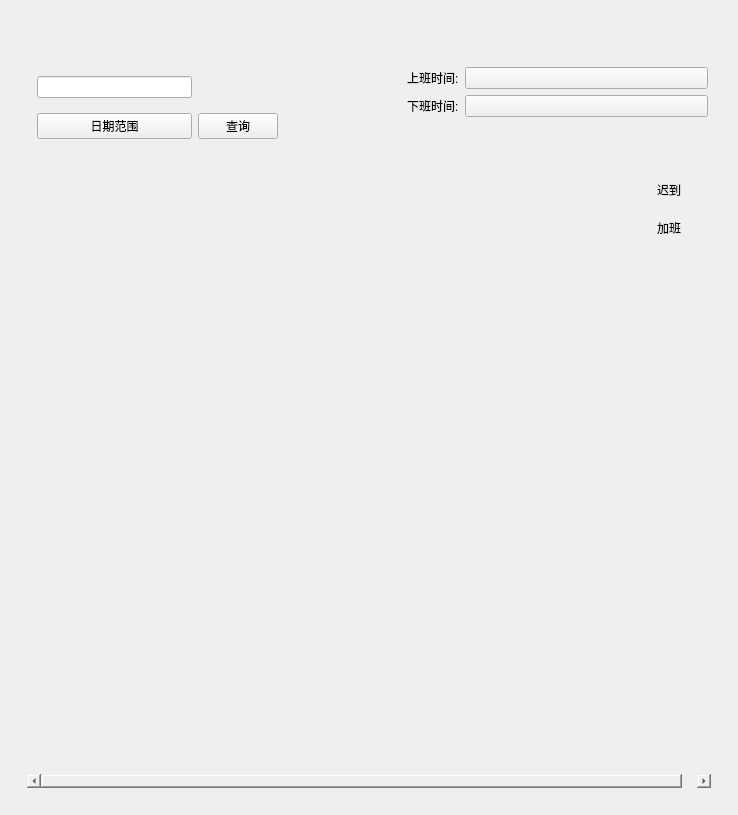
hq22-q/MihiroToolbox, file UI/Ui_attendance.ui: the form before one commit.
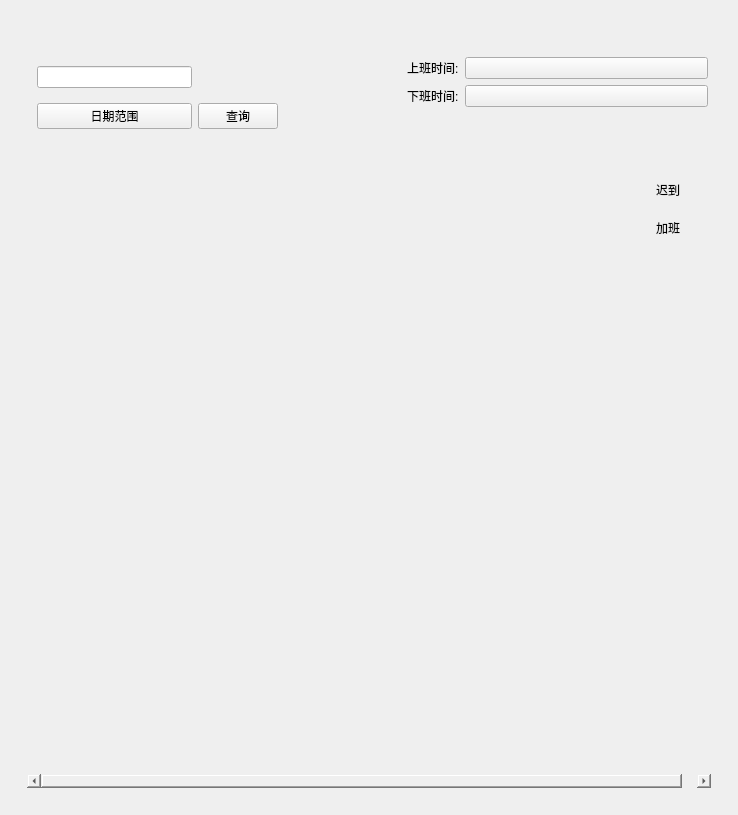
The form after the commit. Custom widgets are drawn as their Qt base class.

```diff
--- a/UI/Ui_attendance.ui
+++ b/UI/Ui_attendance.ui
@@ -43,7 +43,7 @@
         <property name="geometry">
          <rect>
           <x>10</x>
-          <y>10</y>
+          <y>0</y>
           <width>241</width>
           <height>81</height>
          </rect>
@@ -72,7 +72,7 @@
         <property name="geometry">
          <rect>
           <x>380</x>
-          <y>10</y>
+          <y>0</y>
           <width>301</width>
           <height>81</height>
          </rect>
@@ -166,20 +166,20 @@
           <rect>
            <x>610</x>
            <y>0</y>
-           <width>71</width>
+           <width>73</width>
            <height>80</height>
           </rect>
          </property>
          <layout class="QVBoxLayout" name="verticalLayout">
           <item>
-           <widget class="QRadioButton" name="late">
+           <widget class="CheckBox" name="late">
             <property name="text">
              <string>迟到</string>
             </property>
            </widget>
           </item>
           <item>
-           <widget class="QRadioButton" name="workOver">
+           <widget class="CheckBox" name="workOver">
             <property name="text">
              <string>加班</string>
             </property>
@@ -231,6 +231,11 @@
    <extends>QLineEdit</extends>
    <header location="global">qfluentwidgets</header>
   </customwidget>
+  <customwidget>
+   <class>CheckBox</class>
+   <extends>QCheckBox</extends>
+   <header location="global">qfluentwidgets</header>
+  </customwidget>
  </customwidgets>
  <resources/>
  <connections/>
```
Left out of the diff: 4 changed lines with no effect on the pictures.
